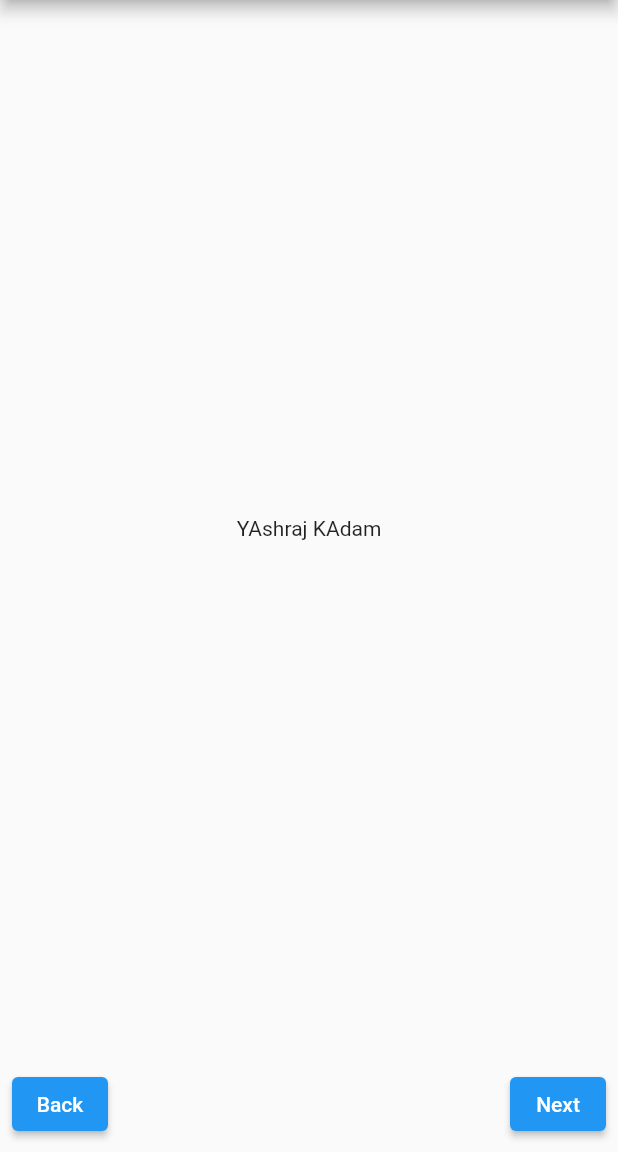
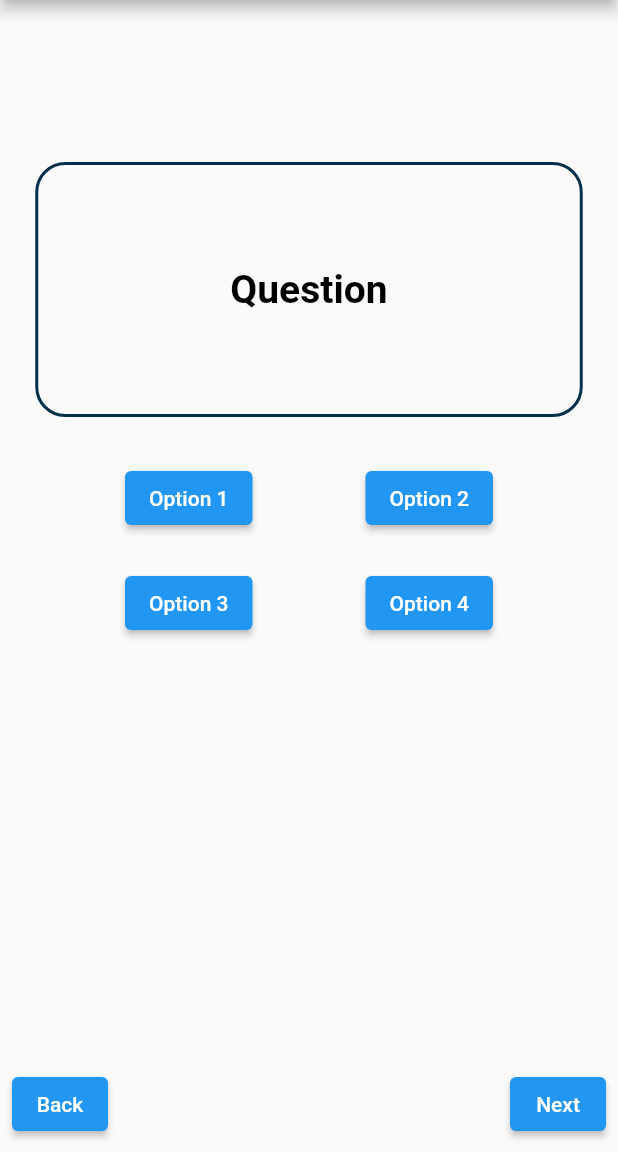
Before and after one commit to yashraj9922/qUizY-App, a Flutter app: the screen it shows after launch, on a phone screen of 412 x 824 dp, the part 84-1236 px from its top. Run offline on Flutter 3.47's test engine with Material 2 defaults, Android fonts, the phone set to English and light mode, and no system bars.

Commit message:
basic ui made

```diff
--- a/basic_templete.txt
+++ b/basic_templete.txt
@@ -54,7 +54,7 @@ class Demo05 extends StatelessWidget {
                           ),
                           ElevatedButton(
                             onPressed: () {},
-                            child: const Text("Option 1"),
+                            child: const Text("Option 2"),
                           ),
                         ],
                       ),
@@ -64,11 +64,11 @@ class Demo05 extends StatelessWidget {
                         children: [
                           ElevatedButton(
                             onPressed: () {},
-                            child: const Text("Option 1"),
+                            child: const Text("Option 3"),
                           ),
                           ElevatedButton(
                             onPressed: () {},
-                            child: const Text("Option 1"),
+                            child: const Text("Option 4"),
                           ),
                         ],
                       ),
--- a/test02/lib/bottomNavigationBar.dart
+++ b/test02/lib/bottomNavigationBar.dart
@@ -1,8 +1,8 @@
 // ignore: file_names
 import 'package:flutter/material.dart';
 
-class btmNavBar extends StatelessWidget {
-  const btmNavBar({super.key});
+class BtmNavBar extends StatelessWidget {
+  const BtmNavBar({super.key});
 
   Widget build(BuildContext context) {
     return Container(
--- a/test02/lib/main.dart
+++ b/test02/lib/main.dart
@@ -1,11 +1,12 @@
 import 'package:flutter/material.dart';
-import 'bottomNavigationBar.dart';
+import 'package:try_2/options.dart';
+import 'package:try_2/questionBox.dart';
+import 'package:try_2/bottomNavigationBar.dart';
 
-void main() => runApp(const quizApp());
+void main() => runApp(const QuizApp());
 
-// ignore: camel_case_types
-class quizApp extends StatelessWidget {
-  const quizApp({super.key});
+class QuizApp extends StatelessWidget {
+  const QuizApp({Key? key}) : super(key: key);
 
   @override
   Widget build(BuildContext context) {
@@ -14,11 +15,18 @@ class quizApp extends StatelessWidget {
         appBar: AppBar(
           title: const Center(child: Text("qUizY")),
         ),
-        body: const Padding(
-          padding: EdgeInsets.all(8.0),
-          child: Center(child: Text("YAshraj KAdam"),),
+        body: Padding(
+          padding: const EdgeInsets.all(8.0),
+          child: Column(
+            children: [
+              const SizedBox(height: 100),
+              QuestionBox(),
+              const SizedBox(height: 30),
+              Options(),
+            ],
+          ),
         ),
-        bottomNavigationBar: const btmNavBar(),
+        bottomNavigationBar: const BtmNavBar(),
       ),
     );
   }
--- /dev/null
+++ b/test02/lib/options.dart
@@ -0,0 +1,39 @@
+import 'package:flutter/material.dart';
+import 'package:flutter/widgets.dart';
+
+class Options extends StatelessWidget {
+  @override
+  Widget build(BuildContext context) {
+    return Column(
+      children: [
+        Row(
+          mainAxisAlignment: MainAxisAlignment.spaceEvenly,
+          children: [
+            ElevatedButton(
+              onPressed: () {},
+              child: const Text("Option 1"),
+            ),
+            ElevatedButton(
+              onPressed: () {},
+              child: const Text("Option 2"),
+            ),
+          ],
+        ),
+        const SizedBox(height: 22.0),
+        Row(
+          mainAxisAlignment: MainAxisAlignment.spaceEvenly,
+          children: [
+            ElevatedButton(
+              onPressed: () {},
+              child: const Text("Option 3"),
+            ),
+            ElevatedButton(
+              onPressed: () {},
+              child: const Text("Option 4"),
+            ),
+          ],
+        ),
+      ],
+    );
+  }
+}
--- /dev/null
+++ b/test02/lib/questionBox.dart
@@ -0,0 +1,36 @@
+import 'package:flutter/widgets.dart';
+
+class QuestionBox extends StatelessWidget {
+  @override
+  Widget build(BuildContext context) {
+    return Center(
+      child: Column(
+        mainAxisAlignment: MainAxisAlignment.center,
+        children: [
+          Container(
+            width: 365.0, // Adjust the width as needed
+            height: 170.0, // Adjust the height as needed
+            decoration: BoxDecoration(
+              borderRadius:
+                  BorderRadius.circular(20.0), // Adjust the radius as needed
+              border: Border.all(
+                color: const Color.fromARGB(255, 2, 48, 75), // Border color
+                width: 2.0, // Border width
+              ),
+            ),
+            child: const Center(
+              child: Text(
+                'Question',
+                style: TextStyle(
+                  fontSize: 26.0,
+                  fontWeight: FontWeight.bold,
+                  color: Color.fromARGB(255, 0, 0, 0), // Text color
+                ),
+              ),
+            ),
+          ),
+        ],
+      ),
+    );
+  }
+}
```
